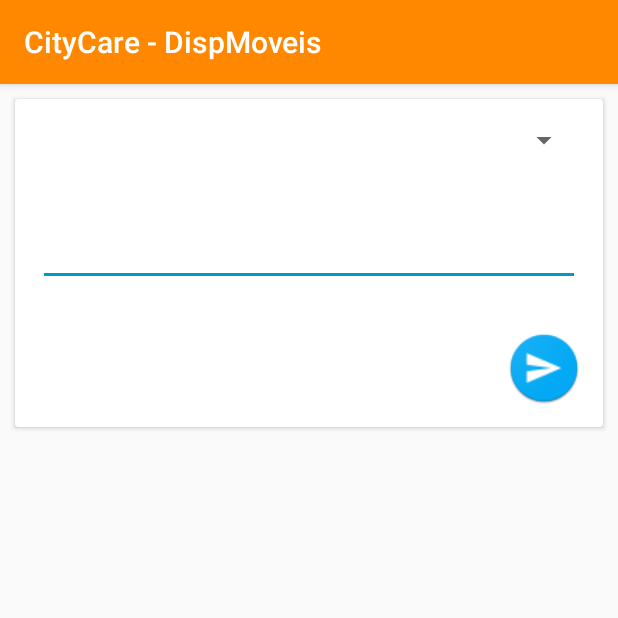
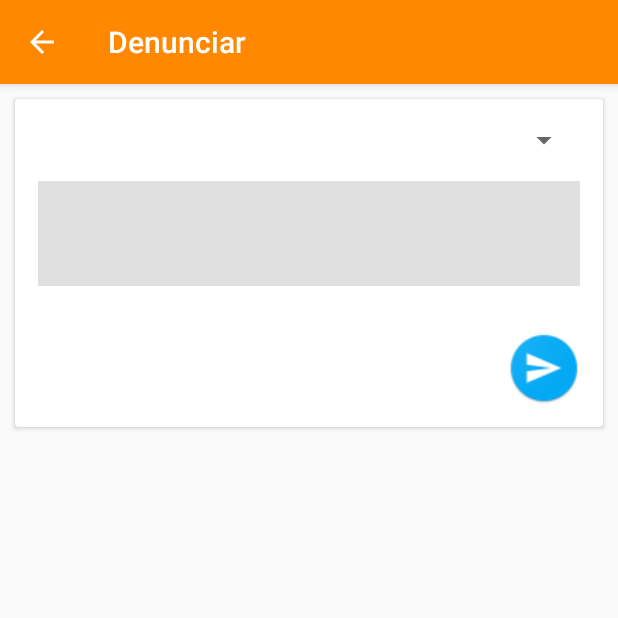
Before and after one commit to brunocardosor/CityCare-DispMoveis, an Android app: the DenunciaActivity screen opened directly, with no data from a screen before it, on a phone screen of 412 x 824 dp, the top half of it. Run offline under Robolectric (Android 15) with nearby library versions, the phone set to English and light mode, and no system bars.

Commit message:
Inicio de lógica de Denuncia

```diff
--- a/app/src/main/java/br/edu/leaosampaio/CityCare/Activity/DenunciaActivity.java
+++ b/app/src/main/java/br/edu/leaosampaio/CityCare/Activity/DenunciaActivity.java
@@ -1,18 +1,51 @@
 package br.edu.leaosampaio.CityCare.Activity;
 
+import android.support.v7.app.ActionBar;
 import android.support.v7.app.AppCompatActivity;
 import android.os.Bundle;
+import android.text.TextUtils;
+import android.view.MenuItem;
+import android.widget.EditText;
+import android.widget.ImageButton;
+import android.widget.Spinner;
 
+import br.edu.leaosampaio.CityCare.Modelo.Denuncia;
 import br.edu.leaosampaio.CityCare.R;
-import br.edu.leaosampaio.citycare_dispmoveis.R;
+
 
 public class DenunciaActivity extends AppCompatActivity {
+
+    private Spinner spinCategoria;
+    private EditText descricao;
+    private ImageButton btEnviar;
 
     @Override
     protected void onCreate(Bundle savedInstanceState) {
         super.onCreate(savedInstanceState);
         setContentView(R.layout.activity_denuncia);
 
-        getActionBar().setTitle("Denuncia");
+        spinCategoria = (Spinner) findViewById(R.id.spinCategoria);
+        descricao = (EditText) findViewById(R.id.edtDescricao);
+        btEnviar = (ImageButton) findViewById(R.id.btEnviar);
+
+        ActionBar actionBar = getSupportActionBar();
+        actionBar.setTitle("Denunciar");
+        actionBar.setDisplayHomeAsUpEnabled(true);
+    }
+
+    private void cadastrarDenuncia(Denuncia denuncia) {
+        if (spinCategoria.getSelectedItem() == 0) {
+
+        } else if(TextUtils.isEmpty(descricao.getText().toString())){
+            descricao.setError("Campo Obrigatório");
+        }
+    }
+
+    @Override
+    public boolean onOptionsItemSelected(MenuItem item) {
+        if(item.getItemId() == android.R.id.home){
+            finish();
+        }
+        return super.onOptionsItemSelected(item);
     }
 }
--- a/app/src/main/java/br/edu/leaosampaio/CityCare/DAO/GenericDAO.java
+++ b/app/src/main/java/br/edu/leaosampaio/CityCare/DAO/GenericDAO.java
@@ -1,8 +1,11 @@
 package br.edu.leaosampaio.CityCare.DAO;
 
 import android.content.Context;
+import android.database.Cursor;
 import android.database.sqlite.SQLiteDatabase;
 import android.database.sqlite.SQLiteOpenHelper;
+
+import java.util.List;
 
 /**
  * Created by lenilson on 21/04/17.
@@ -12,7 +15,7 @@ public abstract class GenericDAO<T> extends SQLiteOpenHelper{
 
     private static final String NOME_BANCO = "CityCareDB";
     private static final int VERSAO = 2;
-    private String tabela[] = {"usuario", "denuncia", "categoria"};
+    private String tabela[] = {"usuario", "categoria", "denuncia"};
 
     public GenericDAO(Context context){
         super(context,NOME_BANCO,null,VERSAO);
@@ -57,4 +60,5 @@ public abstract class GenericDAO<T> extends SQLiteOpenHelper{
     public abstract void delete(T t, Context c);
 
     public abstract void atualizar(T t, Context c);
+
 }
--- a/app/src/main/res/layout/activity_denuncia.xml
+++ b/app/src/main/res/layout/activity_denuncia.xml
@@ -20,20 +20,21 @@
                 android:id="@+id/spinCategoria"/>
 
             <EditText
+                android:id="@+id/edtDescricao"
                 android:layout_width="match_parent"
                 android:layout_height="70dp"
                 android:layout_marginBottom="15dp"
                 android:layout_marginLeft="15dp"
                 android:layout_marginRight="15dp"
-                android:background="?android:attr/searchWidgetCorpusItemBackground" />
+                android:background="?attr/colorControlHighlight" />
 
             <ImageButton
+                android:id="@+id/btEnviar"
                 android:layout_width="wrap_content"
                 android:layout_height="wrap_content"
                 android:layout_gravity="right"
                 android:layout_margin="15dp"
-                android:background="@drawable/ic_enviar"
-                android:src="@drawable/ic_enviar" />
+                android:background="@drawable/ic_enviar"/>
         </LinearLayout>
 
     </android.support.v7.widget.CardView>
```
Also changed, not shown: app/src/main/java/br/edu/leaosampaio/CityCare/DAO/DenunciaDAO.java (added, +54 -0 lines).
